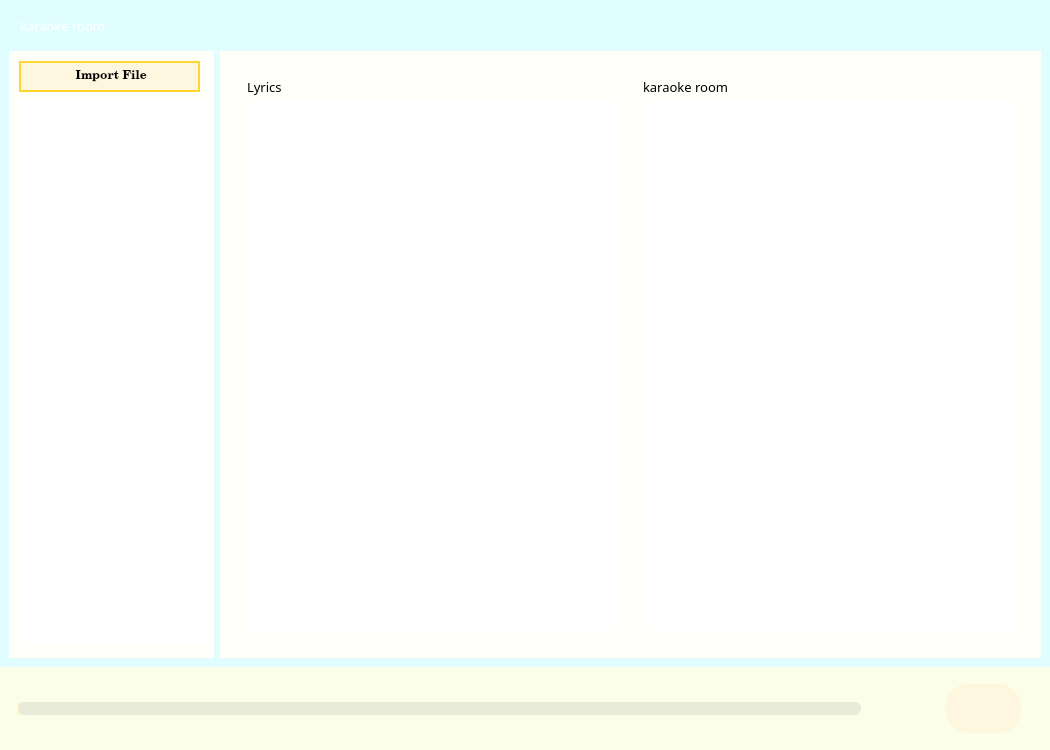
Old version of the form karaokeUI.ui in the repository nimudebi/CSCI3280_2023_Group2.
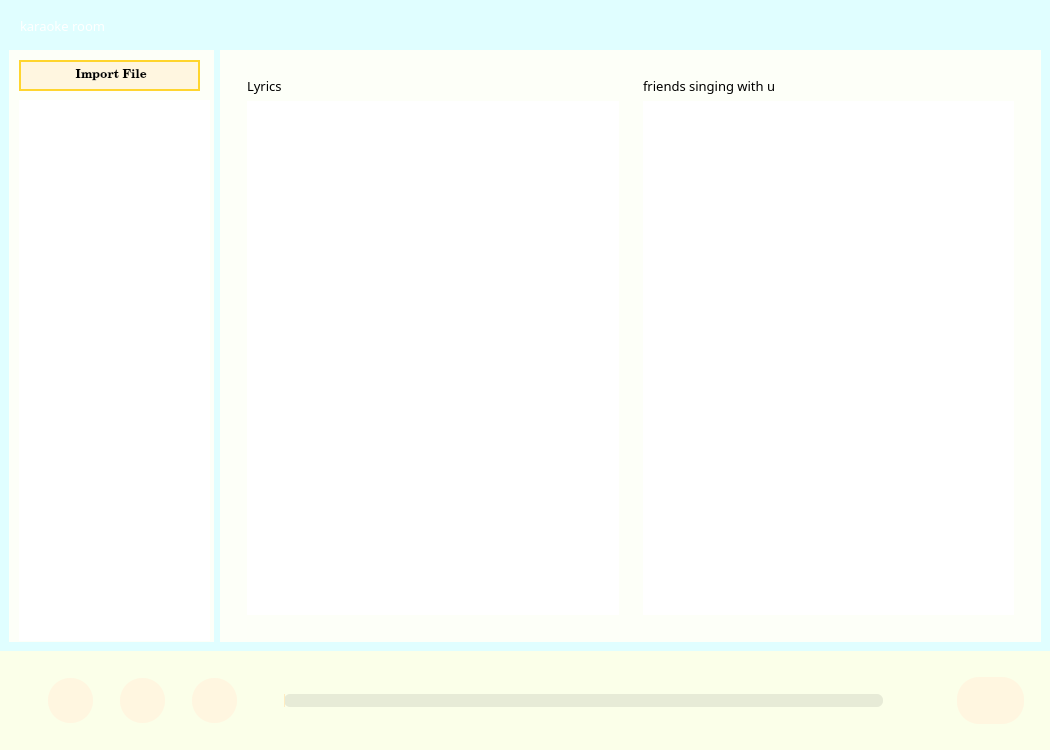
New version of the form. Icons and pictures are not drawn.

The edit to the form file:
```diff
--- a/karaokeUI.ui
+++ b/karaokeUI.ui
@@ -362,7 +362,7 @@
 }</string>
                      </property>
                      <property name="text">
-                      <string>karaoke room</string>
+                      <string>friends singing with u</string>
                      </property>
                     </widget>
                    </item>
@@ -402,11 +402,174 @@
          <property name="frameShadow">
           <enum>QFrame::Raised</enum>
          </property>
+         <layout class="QGridLayout" name="gridLayout">
+          <item row="0" column="0">
+           <widget class="QFrame" name="frame_9">
+            <property name="sizePolicy">
+             <sizepolicy hsizetype="Preferred" vsizetype="Expanding">
+              <horstretch>0</horstretch>
+              <verstretch>4</verstretch>
+             </sizepolicy>
+            </property>
+            <property name="styleSheet">
+             <string notr="true">#frame_3{
+	background-color:rgb(251, 255, 233)
+}</string>
+            </property>
+            <property name="frameShape">
+             <enum>QFrame::StyledPanel</enum>
+            </property>
+            <property name="frameShadow">
+             <enum>QFrame::Raised</enum>
+            </property>
          <layout class="QHBoxLayout" name="horizontalLayout_3">
           <item>
            <widget class="QFrame" name="frame_10">
             <property name="sizePolicy">
              <sizepolicy hsizetype="Preferred" vsizetype="Expanding">
+                 <horstretch>3</horstretch>
+                 <verstretch>0</verstretch>
+                </sizepolicy>
+               </property>
+               <property name="minimumSize">
+                <size>
+                 <width>0</width>
+                 <height>0</height>
+                </size>
+               </property>
+               <property name="styleSheet">
+                <string notr="true">QPushButton{
+	background-color:rgb(255, 246, 224);
+	border:none;
+	border-radius:22px;
+}</string>
+               </property>
+               <property name="frameShape">
+                <enum>QFrame::StyledPanel</enum>
+               </property>
+               <property name="frameShadow">
+                <enum>QFrame::Raised</enum>
+               </property>
+               <layout class="QHBoxLayout" name="horizontalLayout_8">
+                <item>
+                 <widget class="QPushButton" name="pushButton_6">
+                  <property name="minimumSize">
+                   <size>
+                    <width>45</width>
+                    <height>45</height>
+                   </size>
+                  </property>
+                  <property name="maximumSize">
+                   <size>
+                    <width>45</width>
+                    <height>45</height>
+                   </size>
+                  </property>
+                  <property name="cursor">
+                   <cursorShape>PointingHandCursor</cursorShape>
+                  </property>
+                  <property name="mouseTracking">
+                   <bool>true</bool>
+                  </property>
+                  <property name="text">
+                   <string/>
+                  </property>
+                  <property name="icon">
+                   <iconset>
+                    <normaloff>designer/backward-fast-solid.svg</normaloff>designer/backward-fast-solid.svg</iconset>
+                  </property>
+                  <property name="iconSize">
+                   <size>
+                    <width>25</width>
+                    <height>25</height>
+                   </size>
+                  </property>
+                 </widget>
+                </item>
+                <item>
+                 <widget class="QPushButton" name="pushButton_5">
+                  <property name="minimumSize">
+                   <size>
+                    <width>45</width>
+                    <height>45</height>
+                   </size>
+                  </property>
+                  <property name="maximumSize">
+                   <size>
+                    <width>45</width>
+                    <height>45</height>
+                   </size>
+                  </property>
+                  <property name="cursor">
+                   <cursorShape>PointingHandCursor</cursorShape>
+                  </property>
+                  <property name="mouseTracking">
+                   <bool>true</bool>
+                  </property>
+                  <property name="styleSheet">
+                   <string notr="true">QPushButton{
+	Background-color:rgb(76, 207, 255)
+	border:none;
+	border-radius:22px
+}</string>
+                  </property>
+                  <property name="text">
+                   <string/>
+                  </property>
+                  <property name="icon">
+                   <iconset>
+                    <normaloff>designer/circle-play-regular.svg</normaloff>designer/circle-play-regular.svg</iconset>
+                  </property>
+                  <property name="iconSize">
+                   <size>
+                    <width>45</width>
+                    <height>45</height>
+                   </size>
+                  </property>
+                 </widget>
+                </item>
+                <item>
+                 <widget class="QPushButton" name="pushButton_4">
+                  <property name="minimumSize">
+                   <size>
+                    <width>45</width>
+                    <height>45</height>
+                   </size>
+                  </property>
+                  <property name="maximumSize">
+                   <size>
+                    <width>45</width>
+                    <height>45</height>
+                   </size>
+                  </property>
+                  <property name="cursor">
+                   <cursorShape>PointingHandCursor</cursorShape>
+                  </property>
+                  <property name="mouseTracking">
+                   <bool>true</bool>
+                  </property>
+                  <property name="text">
+                   <string/>
+                  </property>
+                  <property name="icon">
+                   <iconset>
+                    <normaloff>designer/forward-fast-solid.svg</normaloff>designer/forward-fast-solid.svg</iconset>
+                  </property>
+                  <property name="iconSize">
+                   <size>
+                    <width>25</width>
+                    <height>25</height>
+                   </size>
+                  </property>
+                 </widget>
+                </item>
+               </layout>
+              </widget>
+             </item>
+             <item>
+              <widget class="QFrame" name="frame_12">
+               <property name="sizePolicy">
+                <sizepolicy hsizetype="Preferred" vsizetype="Expanding">
               <horstretch>8</horstretch>
               <verstretch>0</verstretch>
              </sizepolicy>
@@ -509,7 +672,7 @@
            </widget>
           </item>
           <item>
-           <widget class="QFrame" name="frame_9">
+              <widget class="QFrame" name="frame_14">
             <property name="sizePolicy">
              <sizepolicy hsizetype="Preferred" vsizetype="Preferred">
               <horstretch>1</horstretch>
@@ -550,7 +713,7 @@
                <property name="maximumSize">
                 <size>
                  <width>75</width>
-                 <height>49</height>
+                    <height>75</height>
                 </size>
                </property>
                <property name="cursor">
@@ -579,6 +742,9 @@
                  <height>45</height>
                 </size>
                </property>
+                 </widget>
+                </item>
+               </layout>
               </widget>
              </item>
             </layout>
```
Lines whose indentation alone changed are shown as unchanged.
